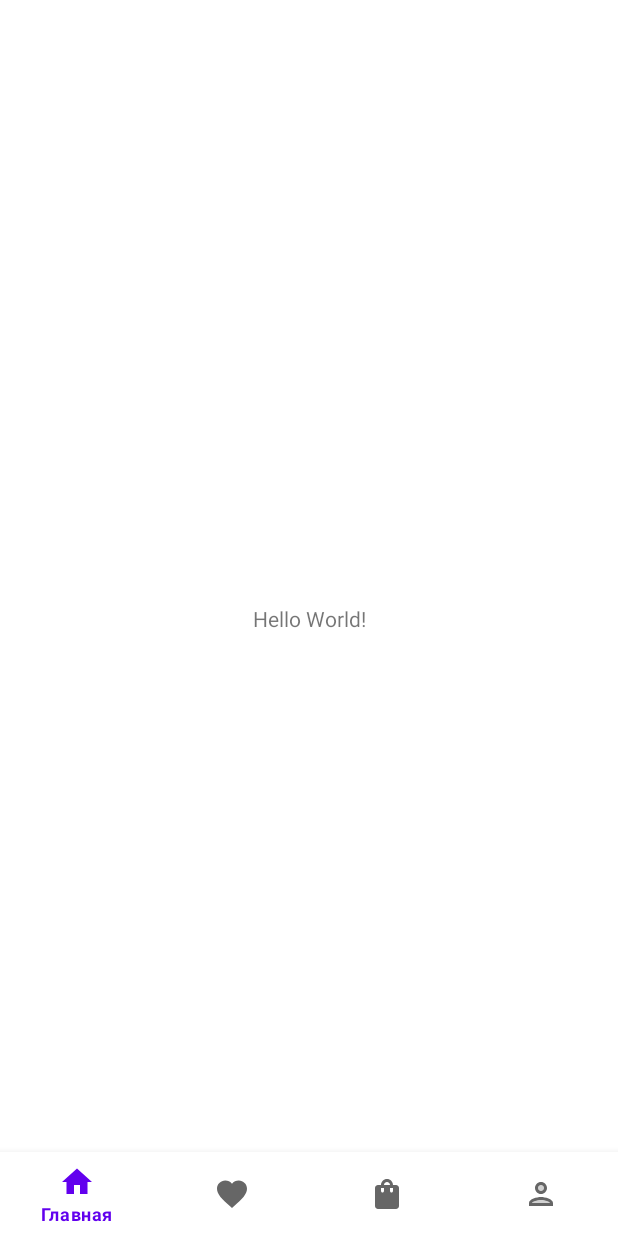
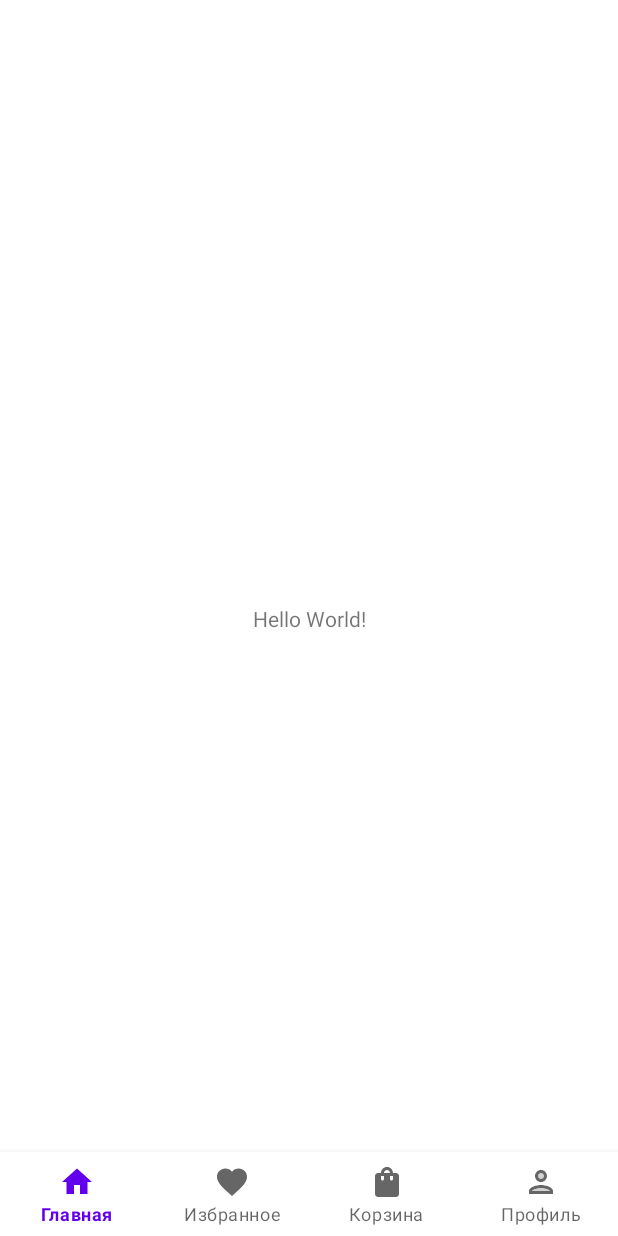
Before and after one commit to Qugerd/mainLogo, an Android app: the layout activity_main.xml on its own in the app's theme, with its tools: preview values and no code run, on a phone screen of 412 x 824 dp. Run offline under Robolectric (Android 15) with nearby library versions, the phone set to English and light mode, and no system bars.

```diff
--- a/app/src/main/res/layout/activity_main.xml
+++ b/app/src/main/res/layout/activity_main.xml
@@ -22,7 +22,8 @@
         app:layout_constraintBottom_toBottomOf="parent"
         app:layout_constraintStart_toStartOf="parent"
         app:layout_constraintEnd_toEndOf="parent"
-        app:menu="@menu/menu_bottom"/>
+        app:menu="@menu/menu_bottom"
+        app:labelVisibilityMode="labeled"/>
 
 
 
```
